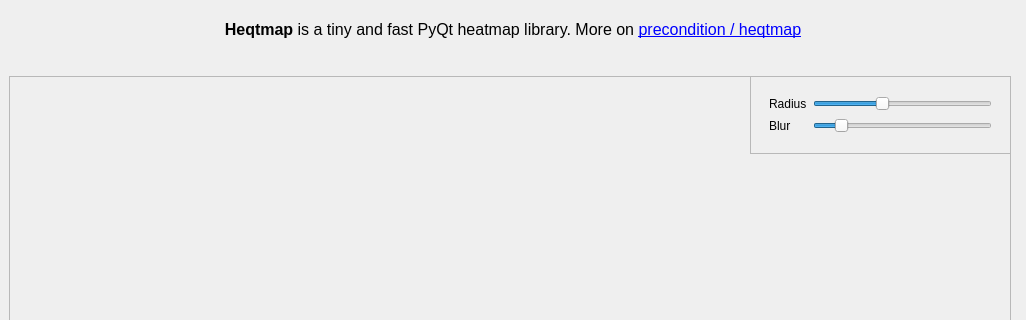
Qt form demo/simpleheat_replica/ui.ui (precondition/hot_blobs) before a commit; both pictures show x 0 to 1026 and y 0 to 320 of the 1026 by 687 pixel window.
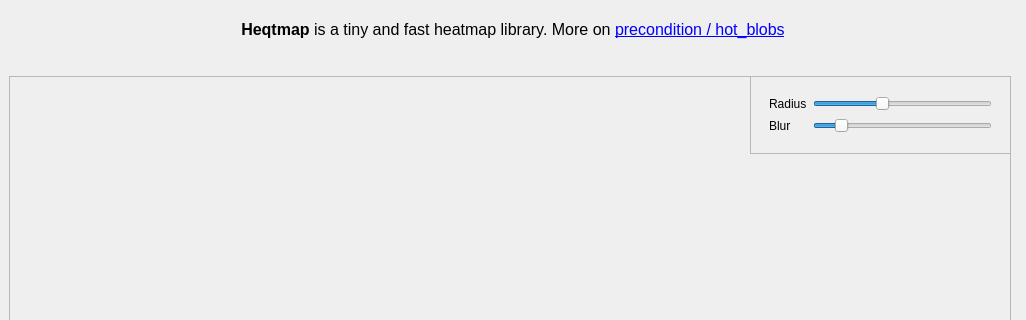
The same form after that commit. Custom widgets are drawn as their Qt base class.

```diff
--- a/demo/simpleheat_replica/ui.ui
+++ b/demo/simpleheat_replica/ui.ui
@@ -36,7 +36,7 @@
        <string notr="true"/>
       </property>
       <property name="text">
-       <string>&lt;html&gt;&lt;head/&gt;&lt;body&gt;&lt;p align=&quot;center&quot;&gt;&lt;span style=&quot; font-size:12pt; font-weight:600;&quot;&gt;Heqtmap&lt;/span&gt;&lt;span style=&quot; font-size:12pt;&quot;&gt; is a tiny and fast PyQt heatmap library. More on &lt;/span&gt;&lt;a href=&quot;https://github.com/precondition/simpleheat&quot;&gt;&lt;span style=&quot; font-size:12pt; text-decoration: underline; color:#0000ff;&quot;&gt;precondition / heqtmap&lt;/span&gt;&lt;/a&gt;&lt;/p&gt;&lt;/body&gt;&lt;/html&gt;</string>
+       <string>&lt;html&gt;&lt;head/&gt;&lt;body&gt;&lt;p align=&quot;center&quot;&gt;&lt;span style=&quot; font-size:12pt; font-weight:600;&quot;&gt;Heqtmap&lt;/span&gt;&lt;span style=&quot; font-size:12pt;&quot;&gt; is a tiny and fast heatmap library. More on &lt;/span&gt;&lt;a href=&quot;https://github.com/precondition/simpleheat&quot;&gt;&lt;span style=&quot; font-size:12pt; text-decoration: underline; color:#0000ff;&quot;&gt;precondition / hot_blobs&lt;/span&gt;&lt;/a&gt;&lt;/p&gt;&lt;/body&gt;&lt;/html&gt;</string>
       </property>
       <property name="wordWrap">
        <bool>true</bool>
```
